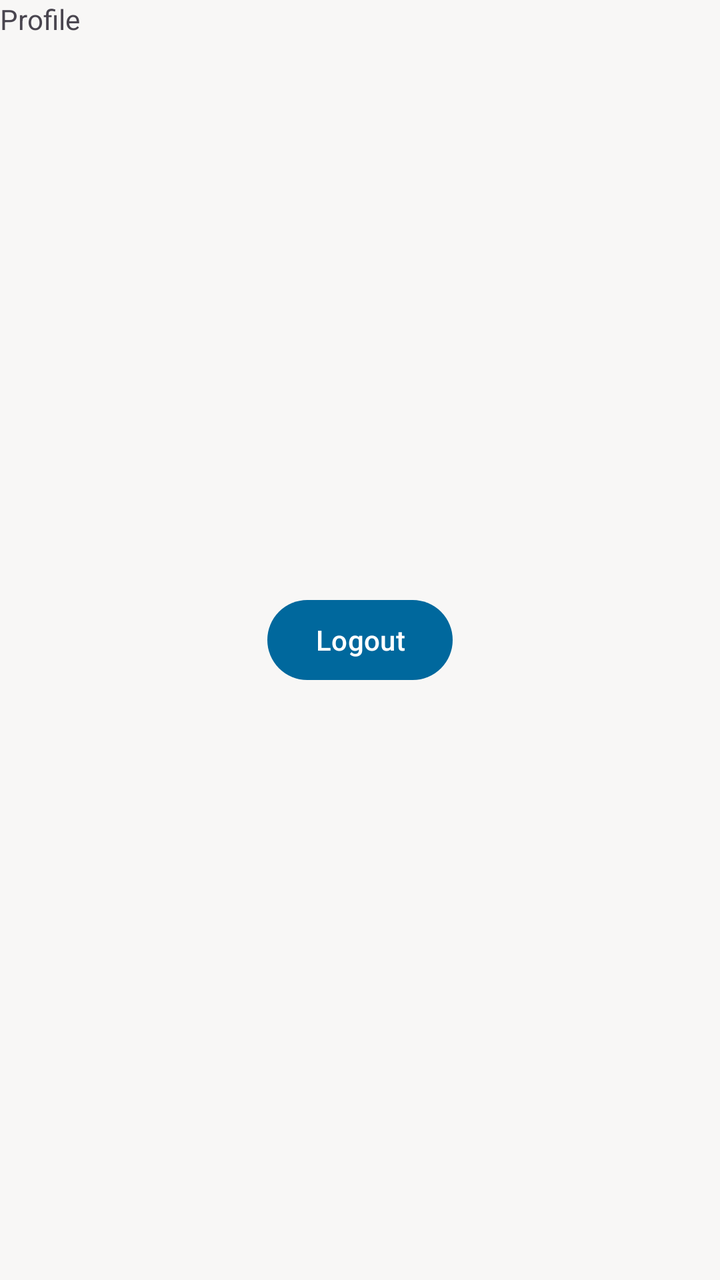
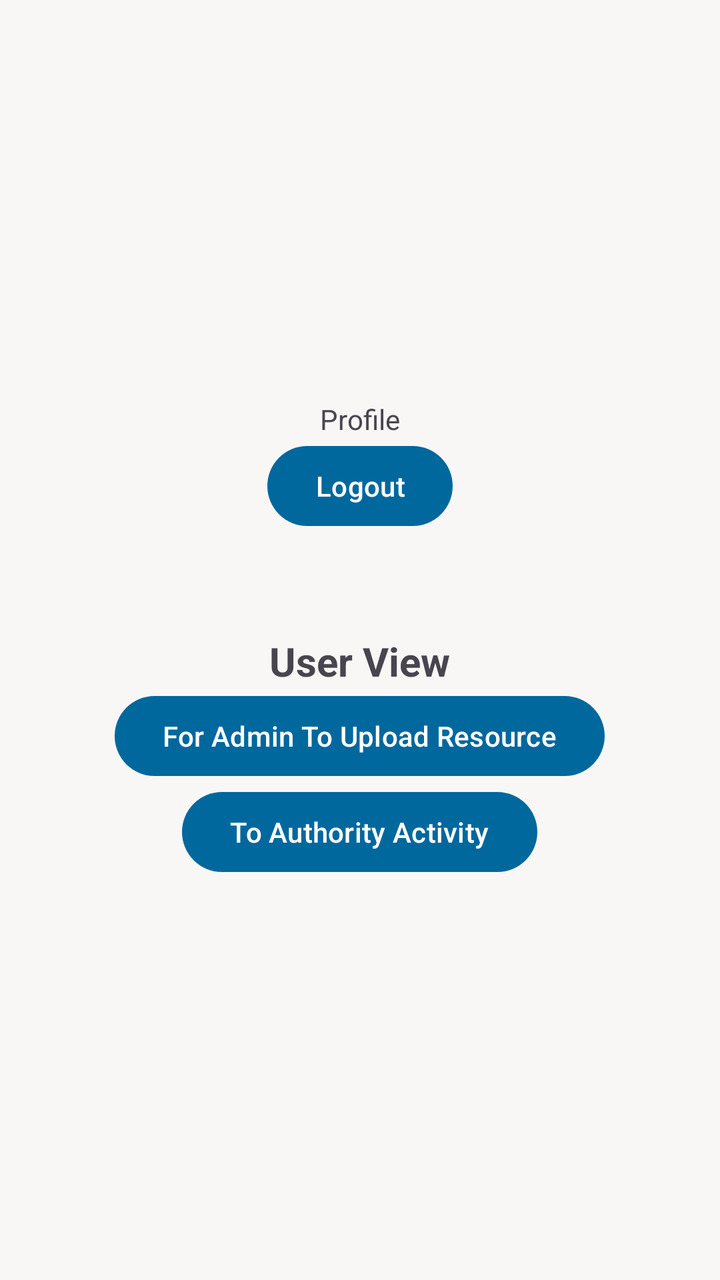

Compare the two renders of this Android layout. The source of the first and the diff that turns it into the second are given below.
<!-- AndroidManifest.xml: application theme Theme.SafeGuardApp -->
<!-- res/layout/fragment_profile.xml -->
<?xml version="1.0" encoding="utf-8"?>
<FrameLayout xmlns:android="http://schemas.android.com/apk/res/android"
    xmlns:tools="http://schemas.android.com/tools"
    android:layout_width="match_parent"
    android:layout_height="match_parent"
    tools:context=".ProfileFragment">

    
    <TextView
        android:layout_width="match_parent"
        android:layout_height="match_parent"
        android:text="Profile" />

    <Button
        android:layout_width="wrap_content"
        android:layout_height="wrap_content"
        android:id="@+id/logoutBtn"
        android:text="Logout"
        android:layout_gravity="center"/>

</FrameLayout>
<!-- resources referenced by this layout -->
<resources>
  <style name="Base.Theme.SafeGuardApp" parent="Theme.Material3.Light.NoActionBar">
          <item name="android:windowIsTranslucent">true</item>
  
          <item name="colorPrimary">@color/md_theme_light_primary</item>
          <item name="colorOnPrimary">@color/md_theme_light_onPrimary</item>
          <item name="colorPrimaryContainer">@color/md_theme_light_primaryContainer</item>
          <item name="colorOnPrimaryContainer">@color/md_theme_light_onPrimaryContainer</item>
  
          <item name="colorSecondary">@color/md_theme_light_secondary</item>
          <item name="colorOnSecondary">@color/md_theme_light_onSecondary</item>
          <item name="colorSecondaryContainer">@color/md_theme_light_secondaryContainer</item>
          <item name="colorOnSecondaryContainer">@color/md_theme_light_onSecondaryContainer</item>
  
          <item name="colorTertiary">@color/md_theme_light_tertiary</item>
          <item name="colorOnTertiary">@color/md_theme_light_onTertiary</item>
          <item name="colorTertiaryContainer">@color/md_theme_light_tertiaryContainer</item>
          <item name="colorOnTertiaryContainer">@color/md_theme_light_onTertiaryContainer</item>
  
          <item name="colorError">@color/md_theme_light_error</item>
          <item name="colorErrorContainer">@color/md_theme_light_errorContainer</item>
          <item name="colorOnError">@color/md_theme_light_onError</item>
          <item name="colorOnErrorContainer">@color/md_theme_light_onErrorContainer</item>
  
          <item name="android:colorBackground">@color/md_theme_light_background</item>
          <item name="colorOnBackground">@color/md_theme_light_onBackground</item>
  
          <item name="colorOutline">@color/md_theme_light_outline</item>
          <item name="colorOnSurfaceInverse">@color/md_theme_light_inverseOnSurface</item>
          <item name="colorSurfaceInverse">@color/md_theme_light_inverseSurface</item>
          <item name="colorSurface">@color/md_theme_light_surface</item>
          <item name="colorOnSurface">@color/md_theme_light_onSurface</item>
          <item name="colorSurfaceVariant">@color/md_theme_light_surfaceVariant</item>
          <item name="colorOnSurfaceVariant">@color/md_theme_light_onSurfaceVariant</item>
          <item name="colorPrimaryInverse">@color/md_theme_light_inversePrimary</item>
  
          <item name="android:statusBarColor">?attr/colorPrimaryVariant</item>
  
      </style>
  <color name="md_theme_light_primary">#00689D</color>
  <color name="md_theme_light_onPrimary">#FFFFFF</color>
  <color name="md_theme_light_secondary">#51606F</color>
  <color name="md_theme_light_onSecondary">#FFFFFF</color>
  <color name="md_theme_light_tertiary">#66587B</color>
  <color name="md_theme_light_onTertiary">#FFFFFF</color>
  <color name="md_theme_light_error">#BA1A1A</color>
  <color name="md_theme_light_errorContainer">#FFDAD6</color>
  <color name="md_theme_light_onError">#FFFFFF</color>
  <color name="md_theme_light_background">#F8F7F6</color>
  <color name="md_theme_light_onBackground">#1A1C1E</color>
  <color name="md_theme_light_outline">#72787E</color>
  <color name="md_theme_light_inverseSurface">#2F3133</color>
  <color name="md_theme_light_surface">#F9F9FC</color>
  <color name="md_theme_light_onSurface">#1A1C1E</color>
  <color name="md_theme_light_surfaceVariant">#DEE3EB</color>
  <color name="md_theme_light_onSurfaceVariant">#42474E</color>
  <color name="md_theme_light_inversePrimary">#92CCFF</color>
  <!-- unchanged entries left out for length: 9 -->
</resources>

<!-- the commit's change to res/layout/fragment_profile.xml (unified diff, before → after) -->
@@ -1,21 +1,44 @@
 <?xml version="1.0" encoding="utf-8"?>
-<FrameLayout xmlns:android="http://schemas.android.com/apk/res/android"
+<LinearLayout
+    xmlns:android="http://schemas.android.com/apk/res/android"
     xmlns:tools="http://schemas.android.com/tools"
     android:layout_width="match_parent"
     android:layout_height="match_parent"
-    tools:context=".ProfileFragment">
+    tools:context=".ProfileFragment"
+    android:orientation="vertical"
+    android:gravity="center">
 
-    
     <TextView
-        android:layout_width="match_parent"
-        android:layout_height="match_parent"
+        android:layout_width="wrap_content"
+        android:layout_height="wrap_content"
         android:text="Profile" />
 
     <Button
         android:layout_width="wrap_content"
         android:layout_height="wrap_content"
         android:id="@+id/logoutBtn"
-        android:text="Logout"
-        android:layout_gravity="center"/>
+        android:text="Logout"/>
 
-</FrameLayout>
+    <TextView
+        android:id="@+id/userTV"
+        android:layout_width="wrap_content"
+        android:layout_height="wrap_content"
+        android:textStyle="bold"
+        android:textSize="20dp"
+        android:text="User View"
+        android:layout_marginTop="50dp"/>
+
+    <Button
+        android:id="@+id/adminBtn"
+        android:layout_width="wrap_content"
+        android:layout_height="wrap_content"
+        android:text="For Admin To Upload Resource" />
+
+    <Button
+        android:id="@+id/authBtn"
+        android:layout_width="wrap_content"
+        android:layout_height="wrap_content"
+        android:text="To Authority Activity" />
+
+
+</LinearLayout>
<!-- resource entries referenced after the edit -->
@@ -2,6 +2,7 @@
 <resources>
   <style name="Base.Theme.SafeGuardApp" parent="Theme.Material3.Light.NoActionBar">
           <item name="android:windowIsTranslucent">true</item>
+          <item name="android:windowAnimationStyle">@style/CustomActivityAnimation</item>
   
           <item name="colorPrimary">@color/md_theme_light_primary</item>
           <item name="colorOnPrimary">@color/md_theme_light_onPrimary</item>
@@ -38,6 +39,12 @@
           <item name="android:statusBarColor">?attr/colorPrimaryVariant</item>
   
       </style>
+  <style name="CustomActivityAnimation" parent="@android:style/Animation.Activity">
+          <item name="android:activityOpenEnterAnimation">@anim/slide_in_right</item>
+          <item name="android:activityOpenExitAnimation">@anim/slide_out_left</item>
+          <item name="android:activityCloseEnterAnimation">@anim/slide_in_left</item>
+          <item name="android:activityCloseExitAnimation">@anim/slide_out_right</item>
+      </style>
   <color name="md_theme_light_primary">#00689D</color>
   <color name="md_theme_light_onPrimary">#FFFFFF</color>
   <color name="md_theme_light_secondary">#51606F</color>
